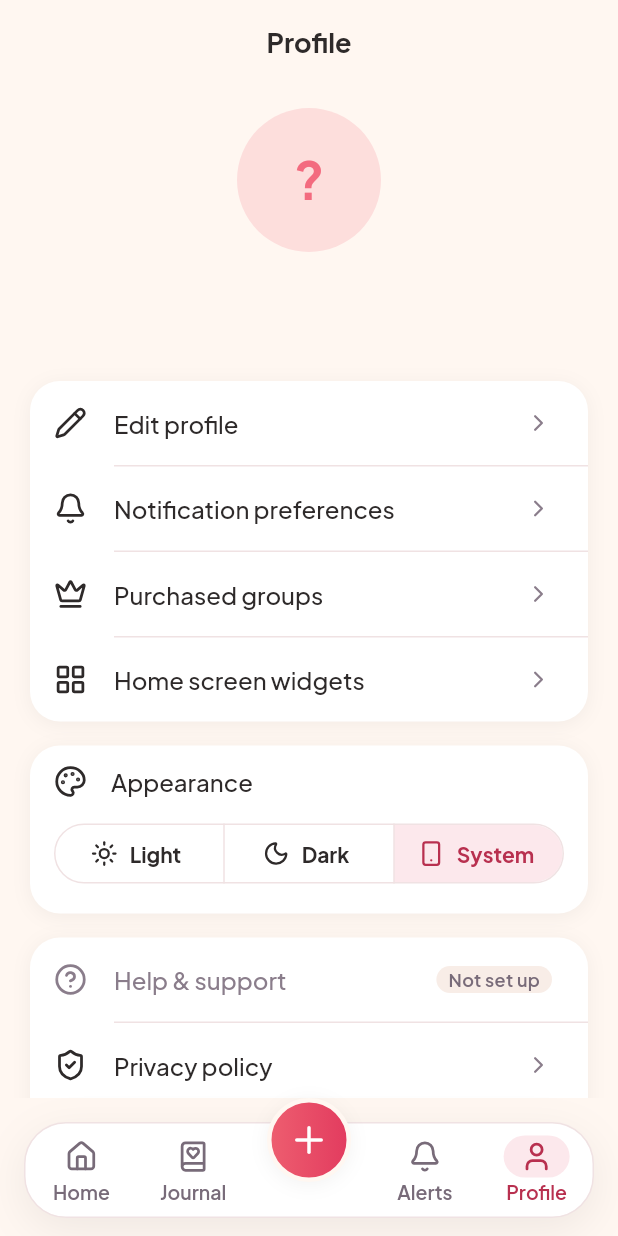
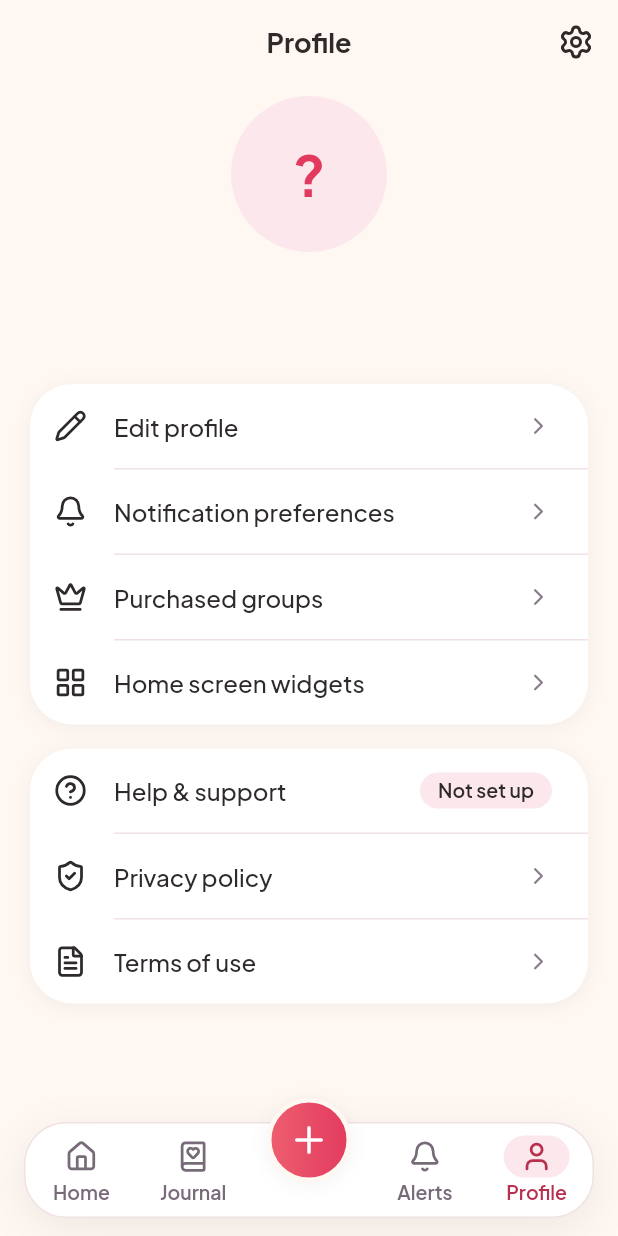
Before and after one commit to AMAN-GUPTA29/closer, a Flutter app: the ProfileScreen screen opened by its route, on a phone screen of 412 x 824 dp. Run offline on Flutter 3.47's test engine with Material 3 defaults, Android fonts, the phone set to English and light mode, and no system bars; our stand-ins replace app_links, cached_network_image, connectivity_plus, firebase_core, firebase_messaging, flutter_image_compress and 8 more; missing offline and left inert: exif, home_widget, path_provider_foundation, purchases_flutter; accounts and stored records are empty.

Commit message:
Profile matches the Keeploom showcase; settings behind the gear
Co-Authored-By: Claude Opus 5.5 <noreply@anthropic.com>

```diff
--- a/lib/core/routing/app_router.dart
+++ b/lib/core/routing/app_router.dart
@@ -267,6 +267,11 @@ final routerProvider = Provider<GoRouter>((ref) {
                     builder: (context, state) => const PurchasedGroupsScreen(),
                   ),
                   GoRoute(
+                    path: 'settings',
+                    parentNavigatorKey: _rootKey,
+                    builder: (context, state) => const SettingsScreen(),
+                  ),
+                  GoRoute(
                     path: 'widgets',
                     parentNavigatorKey: _rootKey,
                     builder: (context, state) => const WidgetSetupScreen(),
--- a/lib/core/routing/routes.dart
+++ b/lib/core/routing/routes.dart
@@ -37,6 +37,7 @@ abstract final class Routes {
   static const purchases = '/profile/purchases';
   static const deleteAccount = '/profile/delete';
   static const widgetSetup = '/profile/widgets';
+  static const settings = '/profile/settings';
   static const chooseUsername = '/username';
   static const share = '/share';
   static String addMemory(String id, {String? source}) =>
--- a/lib/core/widgets/member_avatar.dart
+++ b/lib/core/widgets/member_avatar.dart
@@ -11,6 +11,7 @@ class MemberAvatar extends StatelessWidget {
     this.image,
     this.size = 40,
     this.ringColor,
+    this.colors,
   });
 
   final String name;
@@ -19,6 +20,9 @@ class MemberAvatar extends StatelessWidget {
 
   /// Optional ring (e.g. white ring when overlapping in a stack).
   final Color? ringColor;
+
+  /// (background, initials) overriding the name-based tint.
+  final (Color, Color)? colors;
 
   static const _tints = [
     Color(0xFFF36B7F),
@@ -52,10 +56,10 @@ class MemberAvatar extends StatelessWidget {
   @override
   Widget build(BuildContext context) {
     final ring = ringColor;
-    final tint = tintFor(name);
+    final tint = colors?.$2 ?? tintFor(name);
     Widget avatar = CircleAvatar(
       radius: size / 2,
-      backgroundColor: tint.withValues(alpha: 0.18),
+      backgroundColor: colors?.$1 ?? tint.withValues(alpha: 0.18),
       foregroundImage: image,
       child: Text(
         initialsOf(name),
--- a/lib/features/profile/presentation/profile_screen.dart
+++ b/lib/features/profile/presentation/profile_screen.dart
@@ -14,9 +14,6 @@ import '../../auth/domain/auth_models.dart';
 import '../../journal/application/content_providers.dart';
 import 'profile_widgets.dart';
 import 'theme_settings_tile.dart';
-
-class ProfileScreen extends ConsumerWidget {
-  const ProfileScreen({super.key});
 
 Future<void> _signOut(BuildContext context, WidgetRef ref) async {
   final ok = await showConfirmationDialog(
@@ -36,6 +33,12 @@ class ProfileScreen extends ConsumerWidget {
   }
 }
 
+/// Profile, as on the Keeploom showcase: avatar, name and email, then the
+/// account and help sections. Appearance, sign-out and account deletion
+/// live behind the settings gear.
+class ProfileScreen extends ConsumerWidget {
+  const ProfileScreen({super.key});
+
   @override
   Widget build(BuildContext context, WidgetRef ref) {
     final status = ref.watch(authControllerProvider);
@@ -52,19 +55,35 @@ class ProfileScreen extends ConsumerWidget {
     final support = config.supportEmail;
 
     return Scaffold(
-      appBar: AppBar(title: const Text('Profile')),
+      appBar: AppBar(
+        title: const Text('Profile'),
+        actions: [
+          IconButton(
+            tooltip: 'Settings',
+            icon: const Icon(CloserIcons.settings),
+            onPressed: () => context.push(Routes.settings),
+          ),
+          const SizedBox(width: CloserSpacing.xxs),
+        ],
+      ),
       body: ListView(
-        padding: const EdgeInsets.symmetric(
-          horizontal: CloserSpacing.gutter,
-          vertical: CloserSpacing.md,
+        padding: EdgeInsets.fromLTRB(
+          CloserSpacing.gutter,
+          CloserSpacing.xs,
+          CloserSpacing.gutter,
+          CloserSpacing.xxxl * 2 + MediaQuery.paddingOf(context).bottom,
         ),
         children: [
-          Center(child: MyAvatar(fallbackName: displayName, size: 96)),
+          Center(
+            child: MyAvatar(fallbackName: displayName, size: 104, brand: true),
+          ),
           const SizedBox(height: CloserSpacing.md),
           Text(
             displayName,
             textAlign: TextAlign.center,
-            style: context.text.headlineSmall,
+            style: context.text.headlineSmall?.copyWith(
+              fontWeight: FontWeight.w800,
+            ),
           ),
           if (profile?.username != null)
             Text(
@@ -72,6 +91,7 @@ class ProfileScreen extends ConsumerWidget {
               textAlign: TextAlign.center,
               style: context.text.titleSmall?.copyWith(color: c.accentStrong),
             ),
+          const SizedBox(height: 2),
           Text(
             user?.email ?? '',
             textAlign: TextAlign.center,
@@ -112,8 +132,6 @@ class ProfileScreen extends ConsumerWidget {
             ],
           ),
           const SizedBox(height: CloserSpacing.md),
-          const _Section(children: [ThemeSettingsTile()]),
-          const SizedBox(height: CloserSpacing.md),
           _Section(
             children: [
               _Tile(
@@ -134,14 +152,36 @@ class ProfileScreen extends ConsumerWidget {
                 label: 'Terms of use',
                 onTap: () => context.push('${Routes.legal}/terms'),
               ),
-              if (kDebugMode)
-                _Tile(
-                  icon: CloserIcons.widgets,
-                  label: 'Component gallery (debug)',
-                  onTap: () => context.push(Routes.componentGallery),
+            ],
           ),
         ],
       ),
+    );
+  }
+}
+
+/// Profile → ⚙: appearance and account actions.
+class SettingsScreen extends ConsumerWidget {
+  const SettingsScreen({super.key});
+
+  @override
+  Widget build(BuildContext context, WidgetRef ref) {
+    final status = ref.watch(authControllerProvider);
+    final c = context.closerColors;
+    return Scaffold(
+      appBar: AppBar(
+        title: const Text('Settings'),
+        leading: IconButton(
+          tooltip: 'Back',
+          icon: const Icon(CloserIcons.back),
+          onPressed: () =>
+              context.canPop() ? context.pop() : context.go(Routes.profile),
+        ),
+      ),
+      body: ListView(
+        padding: const EdgeInsets.all(CloserSpacing.gutter),
+        children: [
+          const _Section(children: [ThemeSettingsTile()]),
           const SizedBox(height: CloserSpacing.md),
           _Section(
             children: [
@@ -160,7 +200,18 @@ class ProfileScreen extends ConsumerWidget {
                 ),
             ],
           ),
-          const SizedBox(height: CloserSpacing.xl),
+          if (kDebugMode) ...[
+            const SizedBox(height: CloserSpacing.md),
+            _Section(
+              children: [
+                _Tile(
+                  icon: CloserIcons.widgets,
+                  label: 'Component gallery (debug)',
+                  onTap: () => context.push(Routes.componentGallery),
+                ),
+              ],
+            ),
+          ],
         ],
       ),
     );
@@ -178,15 +229,12 @@ class _Section extends StatelessWidget {
     final dark = Theme.of(context).brightness == Brightness.dark;
     return DecoratedBox(
       decoration: BoxDecoration(
-        borderRadius: CloserRadii.lgAll,
+        borderRadius: CloserRadii.xlAll,
         boxShadow: dark ? CloserElevation.none : CloserElevation.low,
       ),
       child: Material(
-        color: c.surface,
-        shape: RoundedRectangleBorder(
-          borderRadius: CloserRadii.lgAll,
-          side: dark ? BorderSide(color: c.line) : BorderSide.none,
-        ),
+        color: dark ? c.surfaceMuted : c.surface,
+        shape: const RoundedRectangleBorder(borderRadius: CloserRadii.xlAll),
         clipBehavior: Clip.antiAlias,
         child: Column(
           children: [
@@ -221,7 +269,7 @@ class _Tile extends StatelessWidget {
   Widget build(BuildContext context) {
     final c = context.closerColors;
     final enabled = onTap != null;
-    final fg = color ?? (enabled ? c.textPrimary : c.textTertiary);
+    final fg = color ?? c.textPrimary;
     final tag = trailing;
     return ListTile(
       enabled: enabled,
@@ -232,14 +280,17 @@ class _Tile extends StatelessWidget {
       trailing: tag != null
           ? Container(
               padding: const EdgeInsets.symmetric(
-                horizontal: CloserSpacing.xs,
-                vertical: 2,
+                horizontal: CloserSpacing.sm,
+                vertical: CloserSpacing.xxs,
               ),
               decoration: BoxDecoration(
-                color: c.surfaceMuted,
+                color: c.accentSoft,
                 borderRadius: CloserRadii.pillAll,
               ),
-              child: Text(tag, style: context.text.labelSmall),
+              child: Text(
+                tag,
+                style: context.text.labelMedium?.copyWith(color: c.textPrimary),
+              ),
             )
           : (enabled && color == null
                 ? Icon(
--- a/lib/features/profile/presentation/profile_widgets.dart
+++ b/lib/features/profile/presentation/profile_widgets.dart
@@ -1,15 +1,24 @@
 import 'package:flutter/material.dart';
 import 'package:flutter_riverpod/flutter_riverpod.dart';
 
+import '../../../core/theme/closer_theme.dart';
 import '../../../core/widgets/widgets.dart';
 import '../../journal/application/content_providers.dart';
 
 /// Avatar for the signed-in user: their photo when set, else initials.
 class MyAvatar extends ConsumerWidget {
-  const MyAvatar({super.key, required this.fallbackName, this.size = 44});
+  const MyAvatar({
+    super.key,
+    required this.fallbackName,
+    this.size = 44,
+    this.brand = false,
+  });
 
   final String fallbackName;
   final double size;
+
+  /// Blush circle with a coral initial (Profile header), as on the board.
+  final bool brand;
 
   @override
   Widget build(BuildContext context, WidgetRef ref) {
@@ -22,6 +31,7 @@ class MyAvatar extends ConsumerWidget {
       name: profile?.displayName ?? fallbackName,
       image: image,
       size: size,
+      colors: brand ? (CloserPalette.blush, CloserPalette.buttonEnd) : null,
     );
   }
 }
```
Also changed, not shown: 5 other files. Lines whose indentation alone changed are shown as unchanged.
